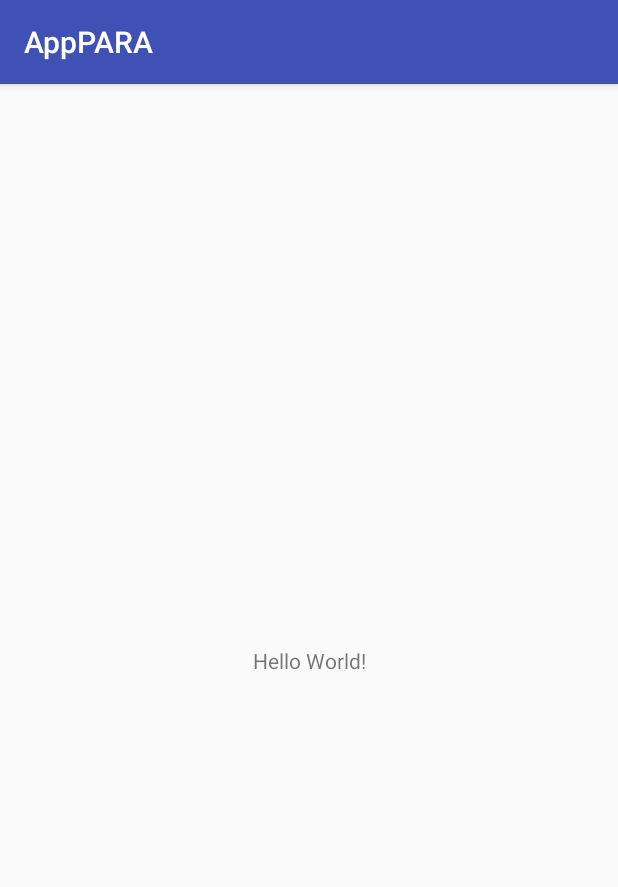
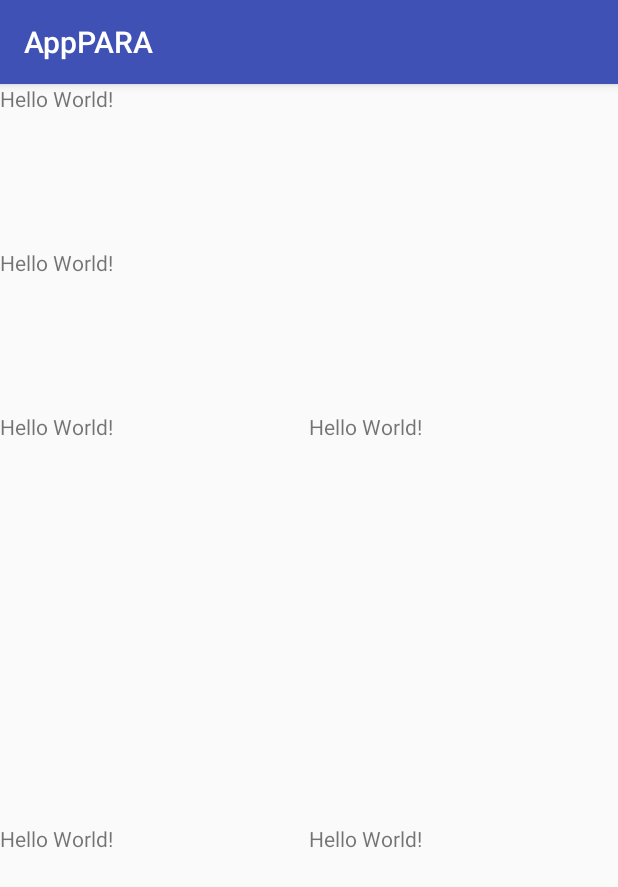
Before and after one commit to sasaCas/AppPARA, an Android app: the screen it shows after launch (MainActivity), on a phone screen of 412 x 824 dp. Shown: the top 887 px of the screen. Run offline under Robolectric (Android 15) with nearby library versions, the phone set to English and light mode, and no system bars.

Commit message:
Layout - construyendo

```diff
--- a/app/src/main/res/layout/activity_main.xml
+++ b/app/src/main/res/layout/activity_main.xml
@@ -1,18 +1,87 @@
 <?xml version="1.0" encoding="utf-8"?>
-<android.support.constraint.ConstraintLayout xmlns:android="http://schemas.android.com/apk/res/android"
+<LinearLayout xmlns:android="http://schemas.android.com/apk/res/android"
     xmlns:app="http://schemas.android.com/apk/res-auto"
     xmlns:tools="http://schemas.android.com/tools"
     android:layout_width="match_parent"
     android:layout_height="match_parent"
+    android:orientation="vertical"
     tools:context="com.example.mac.apppara.MainActivity">
 
-    <TextView
-        android:layout_width="wrap_content"
-        android:layout_height="wrap_content"
-        android:text="Hello World!"
-        app:layout_constraintBottom_toBottomOf="parent"
-        app:layout_constraintLeft_toLeftOf="parent"
-        app:layout_constraintRight_toRightOf="parent"
-        app:layout_constraintTop_toTopOf="parent" />
 
-</android.support.constraint.ConstraintLayout>
+
+    <LinearLayout
+        android:layout_width="match_parent"
+        android:layout_height="0dp"
+        android:layout_weight="1"
+        android:orientation="vertical">
+        <TextView
+            android:layout_width="match_parent"
+            android:layout_height="match_parent"
+            android:text="Hello World!"/>
+    </LinearLayout>
+
+    <LinearLayout
+        android:layout_width="match_parent"
+        android:layout_height="0dp"
+        android:layout_weight="1"
+        android:orientation="vertical">
+
+        <TextView
+            android:layout_width="match_parent"
+            android:layout_height="match_parent"
+            android:text="Hello World!"/>
+
+    </LinearLayout>
+
+    <LinearLayout
+        android:layout_width="match_parent"
+        android:layout_height="0dp"
+        android:layout_weight="5"
+        android:orientation="vertical">
+
+        <LinearLayout
+            android:layout_width="match_parent"
+            android:layout_height="0dp"
+            android:layout_weight="1"
+            android:orientation="horizontal">
+
+            <TextView
+                android:layout_width="0dp"
+                android:layout_weight="1"
+                android:layout_height="match_parent"
+                android:text="Hello World!"/>
+
+            <TextView
+                android:layout_width="0dp"
+                android:layout_weight="1"
+                android:layout_height="match_parent"
+                android:text="Hello World!"/>
+
+        </LinearLayout>
+
+
+
+        <LinearLayout
+            android:layout_width="match_parent"
+            android:layout_height="0dp"
+            android:layout_weight="1"
+            android:orientation="horizontal">
+
+            <TextView
+                android:layout_width="0dp"
+                android:layout_weight="1"
+                android:layout_height="match_parent"
+                android:text="Hello World!"/>
+
+            <TextView
+                android:layout_width="0dp"
+                android:layout_weight="1"
+                android:layout_height="match_parent"
+                android:text="Hello World!"/>
+
+        </LinearLayout>
+
+    </LinearLayout>
+
+
+</LinearLayout>
```
